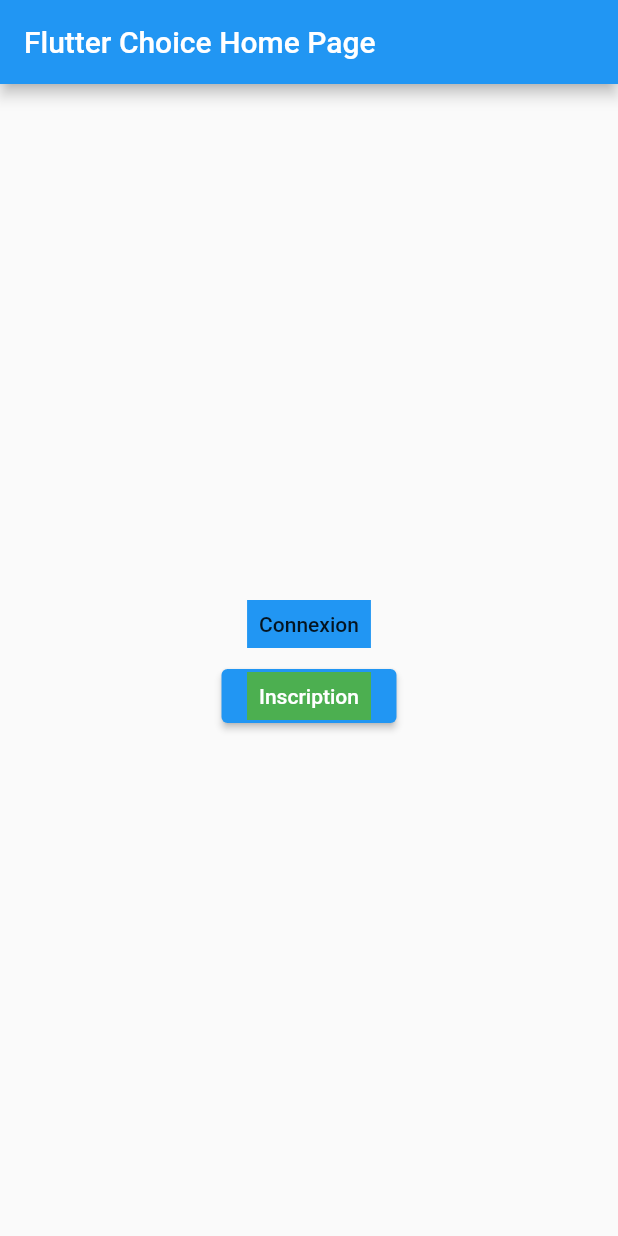
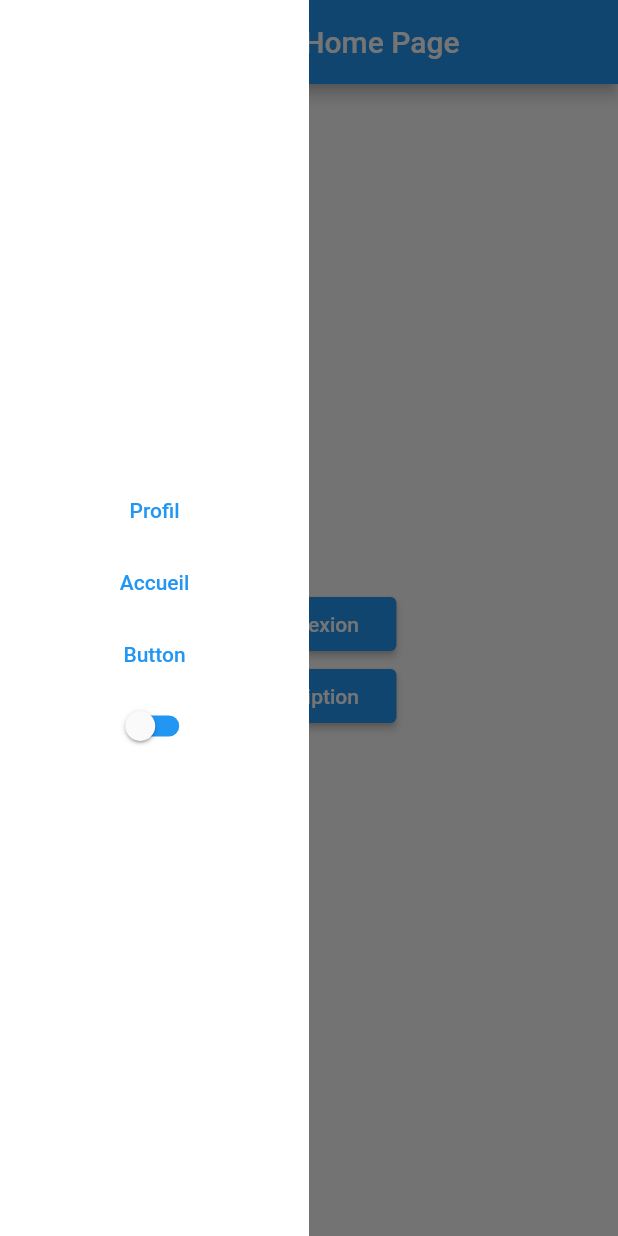
Before and after one commit to MKaziel/ThomasAlexandreFlutter, a Flutter app: the screen it shows after launch, with the side drawer open (before the commit the screen has no drawer), on a phone screen of 412 x 824 dp. Run offline on Flutter 3.47's test engine with Material 2 defaults, Android fonts, the phone set to English and light mode, and no system bars; our stand-ins replace cloud_firestore, firebase_auth, firebase_core; accounts and stored records are empty.

Commit message:
Upadate btn switch

```diff
--- /dev/null
+++ b/lib/fonction/variable.dart
@@ -0,0 +1,4 @@
+import 'package:appdev1/model/color.dart';
+import 'package:flutter/material.dart';
+
+Color couleur = Colors.blue;
--- a/lib/main.dart
+++ b/lib/main.dart
@@ -1,3 +1,6 @@
+import 'package:appdev1/fonction/variable.dart';
+import 'package:appdev1/model/color.dart';
+import 'package:appdev1/model/drawer.dart';
 import 'package:firebase_core/firebase_core.dart';
 import 'package:flutter/material.dart';
 import 'ConnexionPage.dart';
@@ -33,6 +36,7 @@ class MyHomePage extends StatefulWidget {
 
 class _MyHomePageState extends State<MyHomePage> {
   int _counter = 0;
+  var myColor;
 
   void _incrementCounter() {
     setState(() {
@@ -40,15 +44,16 @@ class _MyHomePageState extends State<MyHomePage> {
     });
   }
 
-  void initialiseFlutterFire() async{
+  void initialiseFlutterFire() async {
     var error;
     var init;
-    try{
+
+    try {
       await Firebase.initializeApp();
       setState(() {
         init = true;
       });
-    }catch(e){
+    } catch (e) {
       setState(() {
         error = e;
       });
@@ -60,7 +65,15 @@ class _MyHomePageState extends State<MyHomePage> {
     initialiseFlutterFire();
     // TODO: implement initState
     super.initState();
+  }
 
+  void changeColor() {
+    if (myColor != couleur) {
+      setState(() {
+        myColor = couleur;
+      });
+      Navigator.pop(context);
+    }
   }
 
   @override
@@ -68,12 +81,14 @@ class _MyHomePageState extends State<MyHomePage> {
     return Scaffold(
         appBar: AppBar(
           title: Text(widget.title),
+          backgroundColor: couleur,
         ),
+        drawer: drawer(),
         body: Center(
           child: Column(
             mainAxisAlignment: MainAxisAlignment.center,
             children: <Widget>[
-            FlatButton(
+              ElevatedButton(
                 onPressed: () {
                   Navigator.push(
                     context,
@@ -83,10 +98,7 @@ class _MyHomePageState extends State<MyHomePage> {
                 child: Container(
                   padding: const EdgeInsets.all(8.0),
                   margin: const EdgeInsets.all(1.0),
-                color: Colors.blue,
-                child: Text(
-                  'Connexion'
-                ),
+                  child: Text('Connexion'),
                 ),
               ),
               ElevatedButton(
@@ -99,15 +111,11 @@ class _MyHomePageState extends State<MyHomePage> {
                 child: Container(
                   padding: const EdgeInsets.all(8.0),
                   margin: const EdgeInsets.all(1.0),
-                color: Colors.green,
-                child: Text(
-                    'Inscription'
-                ),
+                  child: Text('Inscription'),
                 ),
               ),
             ],
           ),
-      )
-    );
+        ));
   }
 }
--- /dev/null
+++ b/lib/model/color.dart
@@ -0,0 +1,9 @@
+import 'package:flutter/material.dart';
+
+class myColor {
+  Color couleur = Colors.blue;
+
+  myColor(Color color) {
+    couleur = color;
+  }
+}
--- /dev/null
+++ b/lib/model/drawer.dart
@@ -0,0 +1,66 @@
+import 'package:appdev1/ProfilPage.dart';
+import 'package:appdev1/main.dart';
+import 'package:appdev1/model/color.dart';
+import 'package:flutter/material.dart';
+import 'package:appdev1/fonction/variable.dart';
+
+class drawer extends StatefulWidget {
+  const drawer({Key? key}) : super(key: key);
+  @override
+  _drawerState createState() => _drawerState();
+}
+
+class _drawerState extends State<drawer> {
+  bool switchColor = couleur == Colors.red ? true : false;
+
+  onChangeColor(newSwitch) {
+    setState(() {
+      switchColor = newSwitch;
+      if (switchColor == true) {
+        couleur = Colors.red;
+      } else {
+        couleur = Colors.blue;
+      }
+    });
+  }
+
+  @override
+  Widget build(BuildContext context) {
+    return Container(
+      height: MediaQuery.of(context).size.height,
+      width: MediaQuery.of(context).size.width / 2,
+      color: Colors.white,
+      child: Column(
+        mainAxisAlignment: MainAxisAlignment.center,
+        children: [
+          TextButton(
+              onPressed: () {
+                Navigator.push(context,
+                    MaterialPageRoute(builder: (context) => ProfilPage()));
+              },
+              child: Text("Profil")),
+          TextButton(
+              onPressed: () {
+                Navigator.push(
+                    context,
+                    MaterialPageRoute(
+                        builder: (context) => MyHomePage(title: 'Accueil')));
+              },
+              child: Text("Accueil")),
+          TextButton(
+              onPressed: () {
+                Navigator.pop(context);
+              },
+              child: Text("Button")),
+          Switch(
+              activeTrackColor: Colors.red,
+              inactiveTrackColor: Colors.blue,
+              value: switchColor,
+              onChanged: (newSwitch) {
+                onChangeColor(newSwitch);
+              })
+        ],
+      ),
+    );
+  }
+}
--- a/pubspec.yaml
+++ b/pubspec.yaml
@@ -48,7 +48,8 @@ flutter:
   uses-material-design: true
 
   # To add assets to your application, add an assets section, like this:
-  # assets:
+  assets:
+      - assets/images/hot_issue.jpg
   #   - images/a_dot_burr.jpeg
   #   - images/a_dot_ham.jpeg
 
```
Also changed, not shown: lib/ConnexionPage.dart (+12 -16 lines), lib/InscrptionPage.dart (+10 -16 lines), lib/ProfilPage.dart (+43 -4 lines), lib/chat.dart (added, +51 -0 lines), assets/images/hot_issue.jpg (added). Lines whose indentation alone changed are shown as unchanged.
